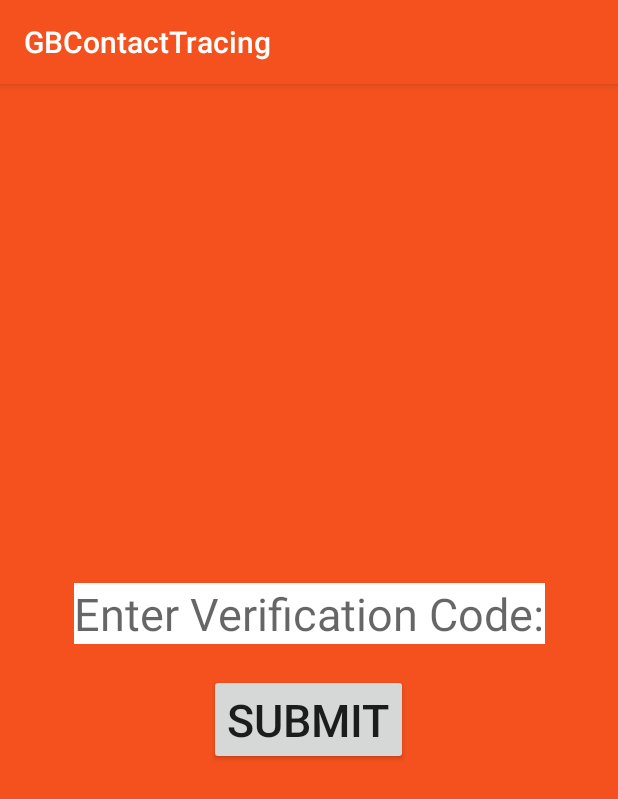
After one commit to DistantaOjha/GBCContactTracing, an Android app: the VerifyActivity screen opened directly, with no data from a screen before it, on a phone screen of 412 x 824 dp. The commit adds this screen. Shown: the top 799 px of the screen. Run offline under Robolectric (Android 15) with nearby library versions, the phone set to English and light mode, and no system bars; network calls fail.

Commit message:
Created Verification Activity

```diff
--- a/app/src/main/AndroidManifest.xml
+++ b/app/src/main/AndroidManifest.xml
@@ -6,7 +6,7 @@
     <uses-permission android:name="android.permission.BLUETOOTH" />
     <uses-permission android:name="android.permission.BLUETOOTH_ADMIN" />
     <uses-permission android:name="android.permission.ACCESS_FINE_LOCATION" />
-    <uses-permission android:name="android.permission.INTERNET"/>
+    <uses-permission android:name="android.permission.INTERNET" />
 
     <uses-feature
         android:name="android.hardware.bluetooth_le"
@@ -20,6 +20,7 @@
         android:supportsRtl="true"
         android:theme="@style/AppTheme"
         tools:ignore="AllowBackup">
+        <activity android:name=".VerifyActivity"/>
         <activity android:name=".LoginActivity" />
         <activity android:name=".MainActivity" />
         <activity android:name=".IntroActivity" />
--- /dev/null
+++ b/app/src/main/java/com/prototype/gbcontacttracing/VerifyActivity.kt
@@ -0,0 +1,32 @@
+package com.prototype.gbcontacttracing
+
+import android.content.Intent
+import androidx.appcompat.app.AppCompatActivity
+import android.os.Bundle
+import android.widget.Toast
+import kotlinx.android.synthetic.main.activity_age.*
+import kotlinx.android.synthetic.main.activity_verify.*
+
+class VerifyActivity : AppCompatActivity() {
+    override fun onCreate(savedInstanceState: Bundle?) {
+        super.onCreate(savedInstanceState)
+        setContentView(R.layout.activity_verify)
+
+        submitButton.setOnClickListener{
+            if(verification(codeBox.text.toString())){
+                val intent = Intent(this, IntroActivity::class.java)
+                startActivity(intent)
+            }
+            else {
+                Toast.makeText(this, "Invalid Code, Try Again!", Toast.LENGTH_LONG).show()
+            }
+        }
+    }
+
+    private fun verification(input:String) : Boolean {
+        if(input == intent.getStringExtra("Code").toString()){
+            return true
+        }
+        return false
+    }
+}
--- /dev/null
+++ b/app/src/main/res/layout/activity_verify.xml
@@ -0,0 +1,41 @@
+<?xml version="1.0" encoding="utf-8"?>
+<androidx.constraintlayout.widget.ConstraintLayout xmlns:android="http://schemas.android.com/apk/res/android"
+    xmlns:app="http://schemas.android.com/apk/res-auto"
+    xmlns:tools="http://schemas.android.com/tools"
+    android:layout_width="match_parent"
+    android:layout_height="match_parent"
+    tools:context=".VerifyActivity"
+    android:background="#F4511E">
+
+    <Button
+        android:id="@+id/submitButton"
+        android:layout_width="wrap_content"
+        android:layout_height="wrap_content"
+        android:text="Submit"
+        android:textAlignment="center"
+        android:textSize="30dp"
+        app:layout_constraintBottom_toBottomOf="parent"
+        app:layout_constraintEnd_toEndOf="parent"
+        app:layout_constraintHorizontal_bias="0.498"
+        app:layout_constraintStart_toStartOf="parent"
+        app:layout_constraintTop_toTopOf="parent"
+        app:layout_constraintVertical_bias="0.556"
+        tools:ignore="HardcodedText,SpUsage" />
+
+    <EditText
+        android:id="@+id/codeBox"
+        android:layout_width="wrap_content"
+        android:layout_height="wrap_content"
+        android:background="#ffffff"
+        android:hint="Enter Verification Code:"
+        android:importantForAutofill="no"
+        android:inputType= "text"
+        android:textSize="30dp"
+        app:layout_constraintBottom_toBottomOf="parent"
+        app:layout_constraintEnd_toEndOf="parent"
+        app:layout_constraintStart_toStartOf="parent"
+        app:layout_constraintTop_toTopOf="parent"
+        app:layout_constraintVertical_bias="0.457"
+        tools:ignore="HardcodedText,SpUsage" />
+
+</androidx.constraintlayout.widget.ConstraintLayout>
```
Also changed, not shown: app/src/main/java/com/prototype/gbcontacttracing/LoginActivity.kt (+7 -5 lines).
